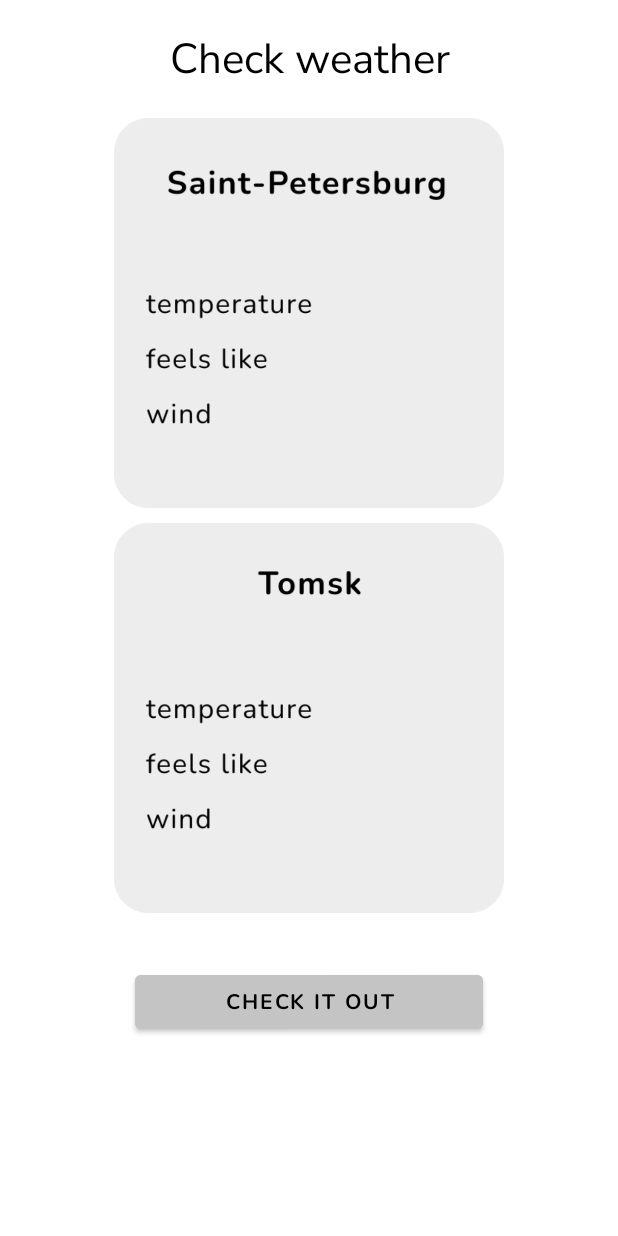
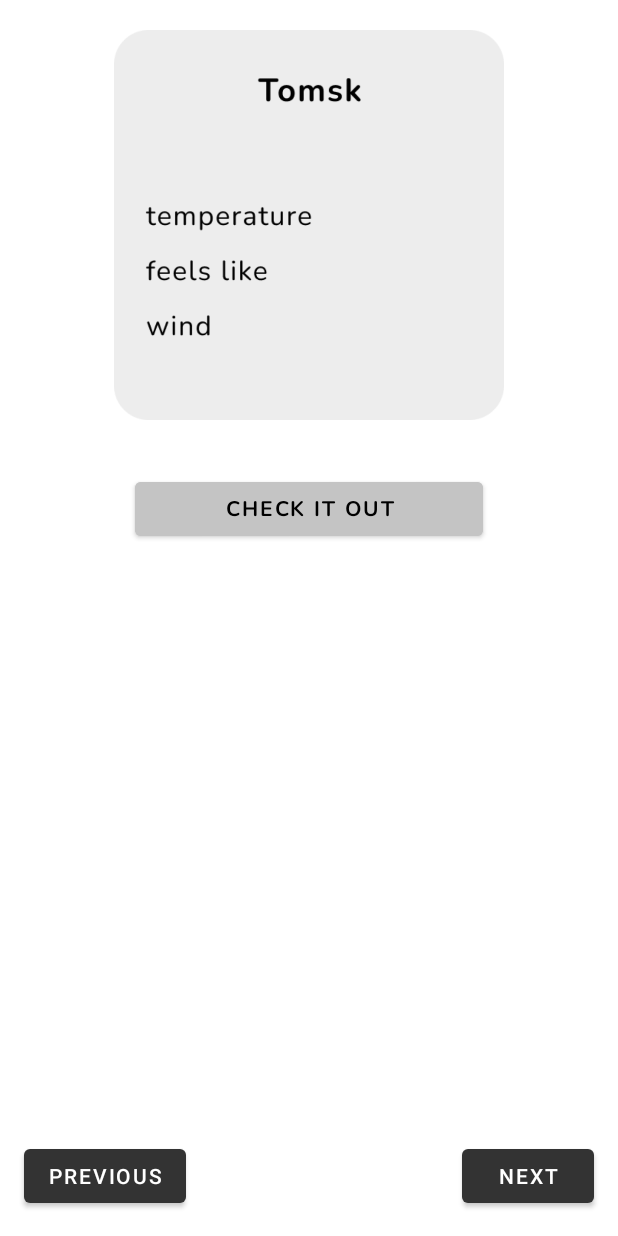
Before and after one commit to antonbadretdinov/CheckWeather, an Android app: the screen it shows after launch (MainActivity), on a phone screen of 412 x 824 dp. Run offline under Robolectric (Android 15) with nearby library versions, the phone set to English and light mode, and no system bars; Roboto replaces fonts that are not available here; 2 statements that could not run were skipped.

Commit message:
-ViewFlipper with 2 buttons(previous, next) -flip animation

```diff
--- a/app/src/main/res/layout/activity_main.xml
+++ b/app/src/main/res/layout/activity_main.xml
@@ -6,21 +6,76 @@
     android:layout_height="match_parent"
     android:background="@color/white"
     tools:context=".MainActivity">
+    <ViewFlipper
+        android:id="@+id/view_flipper"
+        android:layout_width="match_parent"
+        android:layout_height="match_parent"
+        android:inAnimation="@android:anim/slide_in_left"
+        android:outAnimation="@android:anim/slide_out_right">
+
+        <RelativeLayout
+            android:layout_width="match_parent"
+            android:layout_height="match_parent">
+            <ImageView
+                android:id="@+id/tsk"
+                android:layout_width="match_parent"
+                android:layout_height="260sp"
+                android:layout_alignParentStart="true"
+                android:layout_alignParentEnd="true"
+                android:layout_marginStart="0dp"
+                android:layout_marginTop="20sp"
+                android:layout_marginEnd="0dp"
+                app:srcCompat="@drawable/rect_tsk" />
 
             <TextView
-        android:id="@+id/logo"
+                android:id="@+id/temp_tsk"
                 android:layout_width="match_parent"
                 android:layout_height="wrap_content"
-        android:layout_marginTop="20sp"
-        android:fontFamily="@font/nunito_sans"
-        android:text="@string/logo"
+                android:layout_alignParentStart="true"
+                android:layout_alignParentEnd="true"
+                android:layout_marginHorizontal="160sp"
+                android:layout_marginStart="240dp"
+                android:layout_marginTop="135sp"
+                android:layout_marginEnd="90dp"
+                android:fontFamily="@font/nunito_bold"
                 android:textAlignment="center"
                 android:textColor="@color/black"
-        android:textSize="28sp" />
+                tools:text="." />
 
+            <TextView
+                android:id="@+id/fl_tsk"
+                android:layout_width="match_parent"
+                android:layout_height="wrap_content"
+                android:layout_below="@id/temp_tsk"
+                android:layout_alignParentStart="true"
+                android:layout_alignParentEnd="true"
+                android:layout_marginHorizontal="160sp"
+                android:layout_marginStart="240dp"
+                android:layout_marginTop="18dp"
+                android:layout_marginEnd="90dp"
+                android:fontFamily="@font/nunito_bold"
+                android:textAlignment="center"
+                android:textColor="@color/black"
+                tools:text="." />
+
+            <TextView
+                android:id="@+id/wind_tsk"
+                android:layout_width="match_parent"
+                android:layout_height="wrap_content"
+                android:layout_below="@id/fl_tsk"
+                android:layout_alignParentStart="true"
+                android:layout_alignParentEnd="true"
+                android:layout_marginHorizontal="160sp"
+                android:layout_marginStart="240dp"
+                android:layout_marginTop="18dp"
+                android:layout_marginEnd="90dp"
+                android:fontFamily="@font/nunito_bold"
+                android:textAlignment="center"
+                android:textColor="@color/black"
+                tools:text="." />
 
             <Button
-        android:id="@+id/mainButton"
+                android:id="@+id/tsk_btn"
                 android:layout_width="match_parent"
                 android:layout_height="wrap_content"
                 android:layout_below="@id/tsk"
@@ -30,13 +85,15 @@
                 android:fontFamily="@font/nunito_bold"
                 android:text="@string/btn_text"
                 android:textColor="@color/black" />
+        </RelativeLayout>
 
-
+        <RelativeLayout
+        android:layout_width="match_parent"
+        android:layout_height="match_parent">
         <ImageView
             android:id="@+id/spb"
             android:layout_width="match_parent"
             android:layout_height="260sp"
-        android:layout_below="@id/logo"
             android:layout_alignParentStart="true"
             android:layout_alignParentEnd="true"
             android:layout_marginStart="0dp"
@@ -44,21 +101,10 @@
             android:layout_marginEnd="0dp"
             app:srcCompat="@drawable/rect_spb" />
 
-    <ImageView
-        android:id="@+id/tsk"
-        android:layout_width="match_parent"
-        android:layout_height="260sp"
-        android:layout_below="@id/spb"
-        android:layout_alignParentStart="true"
-        android:layout_marginStart="0dp"
-        android:layout_marginTop="10sp"
-        app:srcCompat="@drawable/rect_tsk" />
-
         <TextView
             android:id="@+id/temp_spb"
             android:layout_width="match_parent"
             android:layout_height="wrap_content"
-        android:layout_below="@id/logo"
             android:layout_alignParentStart="true"
             android:layout_alignParentEnd="true"
             android:layout_marginHorizontal="160sp"
@@ -67,16 +113,11 @@
             android:layout_marginEnd="90dp"
             android:fontFamily="@font/nunito_bold"
             android:textAlignment="center"
-        tools:text="."
             android:textColor="@color/black"
-         />
+            tools:text="." />
 
         <TextView
             android:id="@+id/fl_spb"
-        android:textAlignment="center"
-        tools:text="."
-        android:fontFamily="@font/nunito_bold"
-        android:textColor="@color/black"
             android:layout_width="match_parent"
             android:layout_height="wrap_content"
             android:layout_below="@id/temp_spb"
@@ -85,13 +126,14 @@
             android:layout_marginHorizontal="160sp"
             android:layout_marginStart="240dp"
             android:layout_marginTop="18dp"
-        android:layout_marginEnd="90dp" />
+            android:layout_marginEnd="90dp"
+            android:fontFamily="@font/nunito_bold"
+            android:textAlignment="center"
+            android:textColor="@color/black"
+            tools:text="." />
+
         <TextView
             android:id="@+id/wind_spb"
-        android:textAlignment="center"
-        tools:text="."
-        android:fontFamily="@font/nunito_bold"
-        android:textColor="@color/black"
             android:layout_width="match_parent"
             android:layout_height="wrap_content"
             android:layout_below="@id/fl_spb"
@@ -100,53 +142,42 @@
             android:layout_marginHorizontal="160sp"
             android:layout_marginStart="240dp"
             android:layout_marginTop="18dp"
-        android:layout_marginEnd="90dp" />
+            android:layout_marginEnd="90dp"
+            android:fontFamily="@font/nunito_bold"
+            android:textAlignment="center"
+            android:textColor="@color/black"
+            tools:text="." />
 
-    <TextView
-        android:id="@+id/temp_tsk"
-        android:textAlignment="center"
-        tools:text="."
-        android:fontFamily="@font/nunito_bold"
-        android:textColor="@color/black"
+        <Button
+            android:id="@+id/spb_btn"
             android:layout_width="match_parent"
             android:layout_height="wrap_content"
-        android:layout_below="@id/logo"
+            android:layout_below="@id/spb"
+            android:layout_marginHorizontal="90sp"
+            android:layout_marginTop="35sp"
+            android:backgroundTint="@color/btn_gray"
+            android:fontFamily="@font/nunito_bold"
+            android:text="@string/btn_text"
+            android:textColor="@color/black" />
+    </RelativeLayout>
+
+    </ViewFlipper>
+    <Button
+        android:layout_width="wrap_content"
+        android:layout_height="wrap_content"
+        android:layout_alignParentBottom="true"
         android:layout_alignParentStart="true"
+        android:layout_margin="16dp"
+        android:onClick="previousView"
+        android:text="Previous" />
+
+    <Button
+        android:layout_width="wrap_content"
+        android:layout_height="wrap_content"
+        android:layout_alignParentBottom="true"
         android:layout_alignParentEnd="true"
-        android:layout_marginHorizontal="160sp"
-        android:layout_marginStart="240dp"
-        android:layout_marginTop="406sp"
-        android:layout_marginEnd="90dp" />
-
-    <TextView
-        android:id="@+id/fl_tsk"
-        android:textAlignment="center"
-        tools:text="."
-        android:fontFamily="@font/nunito_bold"
-        android:textColor="@color/black"
-        android:layout_width="match_parent"
-        android:layout_height="wrap_content"
-        android:layout_below="@id/temp_tsk"
-        android:layout_alignParentStart="true"
-        android:layout_alignParentEnd="true"
-        android:layout_marginHorizontal="160sp"
-        android:layout_marginStart="240dp"
-        android:layout_marginTop="18dp"
-        android:layout_marginEnd="90dp" />
-    <TextView
-        android:id="@+id/wind_tsk"
-        android:textAlignment="center"
-        tools:text="."
-        android:fontFamily="@font/nunito_bold"
-        android:textColor="@color/black"
-        android:layout_width="match_parent"
-        android:layout_height="wrap_content"
-        android:layout_below="@id/fl_tsk"
-        android:layout_alignParentStart="true"
-        android:layout_alignParentEnd="true"
-        android:layout_marginHorizontal="160sp"
-        android:layout_marginStart="240dp"
-        android:layout_marginTop="18dp"
-        android:layout_marginEnd="90dp" />
+        android:layout_margin="16dp"
+        android:onClick="nextView"
+        android:text="Next" />
 
 </RelativeLayout>
```
Lines whose indentation alone changed are shown as unchanged.
